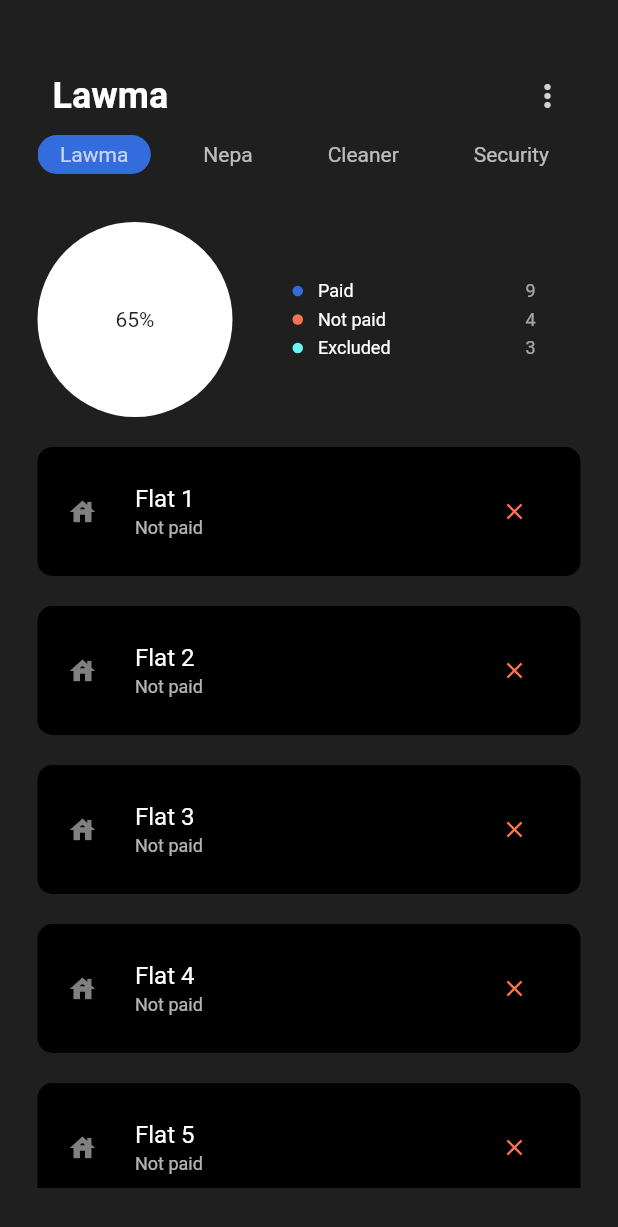
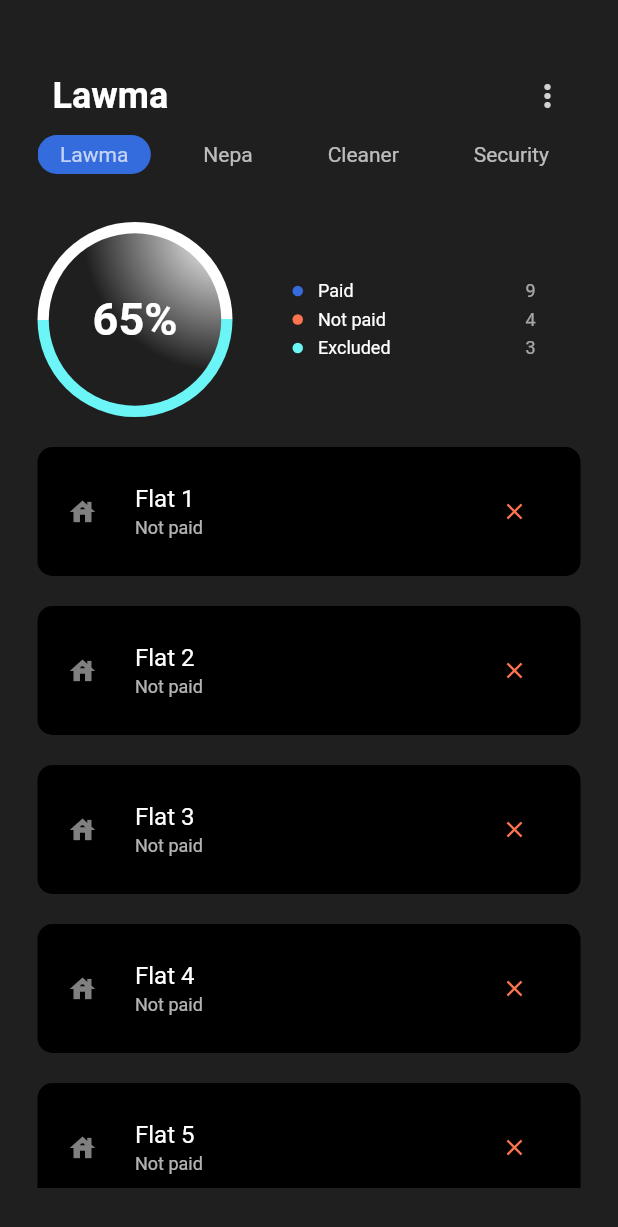
Before and after one commit to XROLE/share_bills_manager, a Flutter app: the screen it shows after launch, on a phone screen of 412 x 824 dp. Shown: the top 1227 px of the screen. Run offline on Flutter 3.47's test engine with Material 2 defaults, Android fonts, the phone set to English and light mode, and no system bars.

Commit message:
build progress bar for percentage indication

```diff
--- a/lib/home/index.dart
+++ b/lib/home/index.dart
@@ -41,6 +41,42 @@
     );
   }
 
+  Widget _buildStatusCircularIndicator() {
+    return Container(
+      height: 130,
+      width: 130,
+      child: Stack(
+        children: [
+          Center(
+            child: Container(
+              height: 130,
+              width: 130,
+              decoration:
+                  BoxDecoration(
+                    gradient: SweepGradient(
+                      stops: [0.5, 0.5],
+                      colors: [AppColor.excluded, Colors.white]),
+                    color: Colors.grey[200], borderRadius: BorderRadius.circular(100)),
+            ),
+          ),
+          Center(
+            child: Container(
+              height: 115,
+              width: 115,
+              decoration: BoxDecoration(
+                  borderRadius: BorderRadius.circular(100),
+                  gradient: RadialGradient(
+                    center: Alignment.topRight,
+                    radius: 0.8,
+                    colors: [Colors.white, AppColor.bgColor])),
+              child: Center(child: Text('65%', style: TextStyle(color: Colors.white, fontSize: 30, fontWeight: FontWeight.bold),)),
+            ),
+          ),
+        ],
+      ),
+    );
+  }
+
   @override
   Widget build(BuildContext context) {
     final double height = MediaQuery.of(context).size.height;
@@ -50,7 +86,7 @@
       body: Container(
         padding: EdgeInsets.symmetric(horizontal: 5, vertical: 30),
         height: height,
-        color: Color.fromRGBO(31, 31, 31, 1),
+        color: AppColor.bgColor,
         child: Column(
           children: [
             SizedBox(height: 10),
@@ -90,7 +126,7 @@
                         child: Container(
                             padding: EdgeInsets.symmetric(horizontal: 15, vertical: 5),
                             decoration: BoxDecoration(
-                              color: _selectedIndex == i ?AppColor.paid() : null,
+                              color: _selectedIndex == i ? AppColor.paid : null,
                               borderRadius: BorderRadius.circular(20),
                             ),
                             child: Text(
@@ -111,13 +147,7 @@
               width: double.infinity,
               child: Row(
                 children: [
-                  Container(
-                    height: 130,
-                    width: 130,
-                    decoration: BoxDecoration(
-                        color: Colors.white, borderRadius: BorderRadius.circular(100)),
-                    child: Center(child: Text('65%')),
-                  ),
+                  _buildStatusCircularIndicator(),
                   SizedBox(width: 40),
                   Expanded(
                     child: Container(
@@ -125,11 +155,15 @@
                         child: Column(
                           mainAxisAlignment: MainAxisAlignment.center,
                           children: [
-                            _buildStatus(status: 'Paid', count: '9', color: AppColor.paid()),
-                            SizedBox(height: 5,),
-                            _buildStatus(status: 'Not paid', count: '4', color: AppColor.owing()),
-                            SizedBox(height: 5,),
-                            _buildStatus(status: 'Excluded', count: '3', color: AppColor.excluded()),
+                            _buildStatus(status: 'Paid', count: '9', color: AppColor.paid),
+                            SizedBox(
+                              height: 5,
+                            ),
+                            _buildStatus(status: 'Not paid', count: '4', color: AppColor.owing),
+                            SizedBox(
+                              height: 5,
+                            ),
+                            _buildStatus(status: 'Excluded', count: '3', color: AppColor.excluded),
                           ],
                         )),
                   ),
@@ -195,12 +229,12 @@
                                   child: flatObjList[i].isPaid
                                       ? Icon(
                                           Icons.check,
-                                          color: AppColor.paid(),
+                                          color: AppColor.paid,
                                           size: 18,
                                         )
                                       : Icon(
                                           Icons.close,
-                                          color: AppColor.owing(),
+                                          color: AppColor.owing,
                                           size: 18,
                                         ),
                                 ),
--- a/lib/utils/colour.dart
+++ b/lib/utils/colour.dart
@@ -1,13 +1,9 @@
 import 'package:flutter/material.dart';
 
 class AppColor {
-  static Color paid() {
-    return Color.fromRGBO(53, 108, 221, 1);
-  }
-  static Color owing() {
-    return Color.fromRGBO(252, 116, 79, 1);
-  }
-  static Color excluded() {
-    return Color.fromRGBO(107, 245, 246, 1);
-  }
+  static Color paid = Color.fromRGBO(53, 108, 221, 1);
+  static Color owing = Color.fromRGBO(252, 116, 79, 1);
+  static Color excluded = Color.fromRGBO(107, 245, 246, 1);
+  static Color bgColor = Color.fromRGBO(31, 31, 31, 1);
+
 }
```
